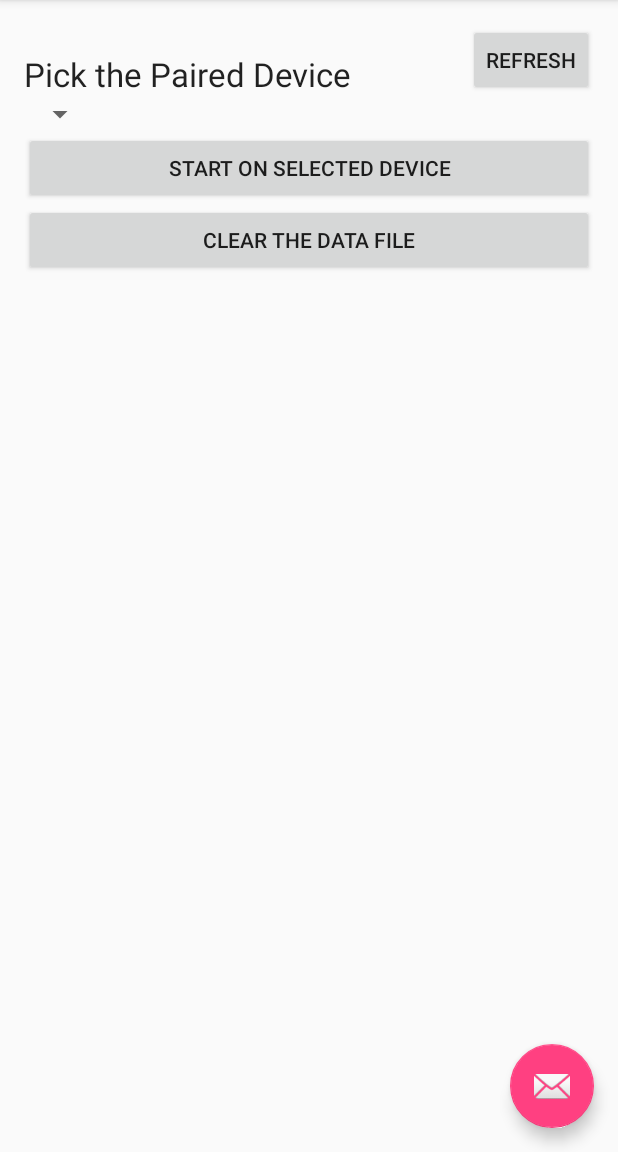
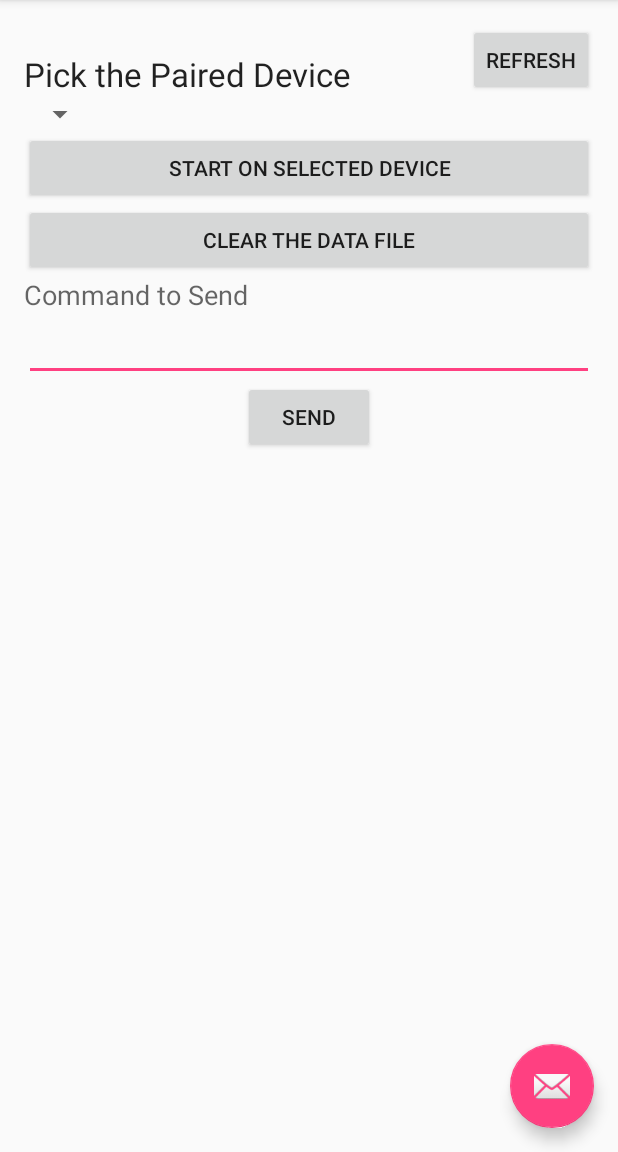
Before and after one commit to Kaan0200/MobileComp397_Assignment4, an Android app: the screen it shows after launch (MainActivity), on a phone screen of 412 x 824 dp, the part 84-1236 px from its top. Run offline under Robolectric (Android 15) with nearby library versions, the phone set to English and light mode, and no system bars.

Commit message:
added textview and command sending

```diff
--- a/app/src/main/java/com/example/kaan/bluetooth_mobilecomp/MainActivity.java
+++ b/app/src/main/java/com/example/kaan/bluetooth_mobilecomp/MainActivity.java
@@ -9,12 +9,17 @@ import android.support.design.widget.FloatingActionButton;
 import android.support.design.widget.Snackbar;
 import android.support.v7.app.AppCompatActivity;
 import android.support.v7.widget.Toolbar;
+import android.text.Editable;
+import android.text.TextWatcher;
 import android.view.View;
 import android.view.Menu;
 import android.view.MenuItem;
 import android.widget.ArrayAdapter;
 import android.widget.Button;
 import android.widget.Spinner;
+import android.widget.TextView;
+
+import org.w3c.dom.Text;
 
 import java.io.BufferedWriter;
 import java.io.File;
@@ -30,10 +35,14 @@ import java.util.UUID;
 public class MainActivity extends AppCompatActivity {
 
     private BluetoothAdapter mBluetoothAdapter;
+
+    private TextView commandTextView;
     private Button refreshBluetoothDevicesButton;
     private Button startConnectionButton;
     private Button resetFileButton;
+    private Button sendCommandButton;
     private Spinner selectedDeviceSpinner;
+
     public final UUID myUUID = UUID.fromString("00001101-0000-1000-8000-00805f9b34fb");
     private String outputFileName = "Assignment4Datadump.txr";
     private File outputFile;
@@ -55,14 +64,36 @@ public class MainActivity extends AppCompatActivity {
         });
 
         selectedDeviceSpinner = (Spinner) findViewById(R.id.spinner);
+        commandTextView = (TextView) findViewById(R.id.commandText);
         startConnectionButton = (Button) findViewById(R.id.startButton);
         resetFileButton = (Button) findViewById(R.id.resetFileButton);
         refreshBluetoothDevicesButton = (Button) findViewById(R.id.devicesButton);
+        sendCommandButton = (Button) findViewById(R.id.sendButton);
 
         //button to refresh bluetooth devices
+        commandTextView.addTextChangedListener(new TextWatcher() {
+            @Override
+            public void beforeTextChanged(CharSequence charSequence, int i, int i1, int i2) {
+
+            }
+
+            @Override
+            public void onTextChanged(CharSequence charSequence, int i, int i1, int i2) {
+
+            }
+
+            @Override
+            public void afterTextChanged(Editable editable) {
+                if (commandTextView.getText().equals("")){
+                    sendCommandButton.setEnabled(false);
+                } else {
+                    sendCommandButton.setEnabled(true);
+                }
+            }
+        });
 
         refreshBluetoothDevicesButton.setOnClickListener(new View.OnClickListener() {
-                    public void onClick(View v) {
+            public void onClick(View v) {
                 refreshPairedListSpinner(v);
             }
         });
@@ -72,10 +103,15 @@ public class MainActivity extends AppCompatActivity {
             }
         });
         resetFileButton.setOnClickListener(new View.OnClickListener() {
-                                           public void onClick(View v) {
-                                                resetDataFile(v);
-                                           }
-                                       });
+            public void onClick(View v) {
+                resetDataFile(v);
+            }
+        });
+        sendCommandButton.setOnClickListener(new View.OnClickListener(){
+            public void onClick(View v) {
+                sendCommand(v);
+            }
+        });
         //get the blue tooth adapter
         mBluetoothAdapter = BluetoothAdapter.getDefaultAdapter();
     }
@@ -186,6 +222,10 @@ public class MainActivity extends AppCompatActivity {
         }
     }
 
+    private boolean sendCommand(View v) {
+        //new ConnectThread(selectedDevice).run();
+        return false;
+    }
 
     private class ConnectThread extends Thread {
         private final BluetoothSocket mSocket;
@@ -221,9 +261,6 @@ public class MainActivity extends AppCompatActivity {
             mBluetoothAdapter.cancelDiscovery();
             try {
                 mSocket.connect();
-
-                // start the exchange
-                mmOutputStream.write("start".getBytes());
 
             } catch (IOException e) {
                 try {
--- a/app/src/main/res/layout/content_main.xml
+++ b/app/src/main/res/layout/content_main.xml
@@ -54,4 +54,32 @@
         android:layout_alignParentStart="true"
         android:layout_alignEnd="@+id/startButton"
         android:clickable="true" />
+
+    <LinearLayout
+        android:orientation="vertical"
+        android:layout_width="match_parent"
+        android:layout_height="match_parent"
+        android:layout_below="@+id/resetFileButton"
+        android:layout_alignParentStart="true">
+
+        <TextView
+            android:layout_width="wrap_content"
+            android:layout_height="wrap_content"
+            android:textAppearance="?android:attr/textAppearanceMedium"
+            android:text="Command to Send"
+            android:id="@+id/textView2" />
+
+        <EditText
+            android:layout_width="match_parent"
+            android:layout_height="wrap_content"
+            android:id="@+id/commandText" />
+
+        <Button
+            android:layout_width="wrap_content"
+            android:layout_height="wrap_content"
+            android:text="Send"
+            android:id="@+id/sendButton"
+            android:layout_gravity="center_horizontal" />
+    </LinearLayout>
+
 </RelativeLayout>
```
